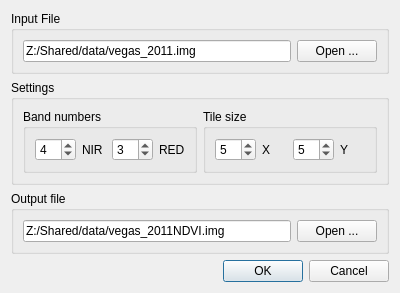
The window that NDVI_calculator_dialog_base.ui (GeowazM/NDVIcalculator) describes before a commit, drawn with Qt 5.
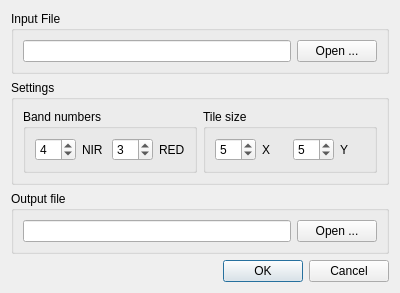
The same window after the commit.

```diff
--- a/NDVI_calculator_dialog_base.ui
+++ b/NDVI_calculator_dialog_base.ui
@@ -23,7 +23,7 @@
       <item>
        <widget class="QLineEdit" name="lineEdit_input">
         <property name="text">
-         <string>Z:/Shared/data/vegas_2011.img</string>
+         <string/>
         </property>
        </widget>
       </item>
@@ -158,7 +158,7 @@
       <item>
        <widget class="QLineEdit" name="lineEdit_output">
         <property name="text">
-         <string>Z:/Shared/data/vegas_2011NDVI.img</string>
+         <string/>
         </property>
        </widget>
       </item>
```
Left out of the diff: 13 changed lines with no effect on the pictures.
